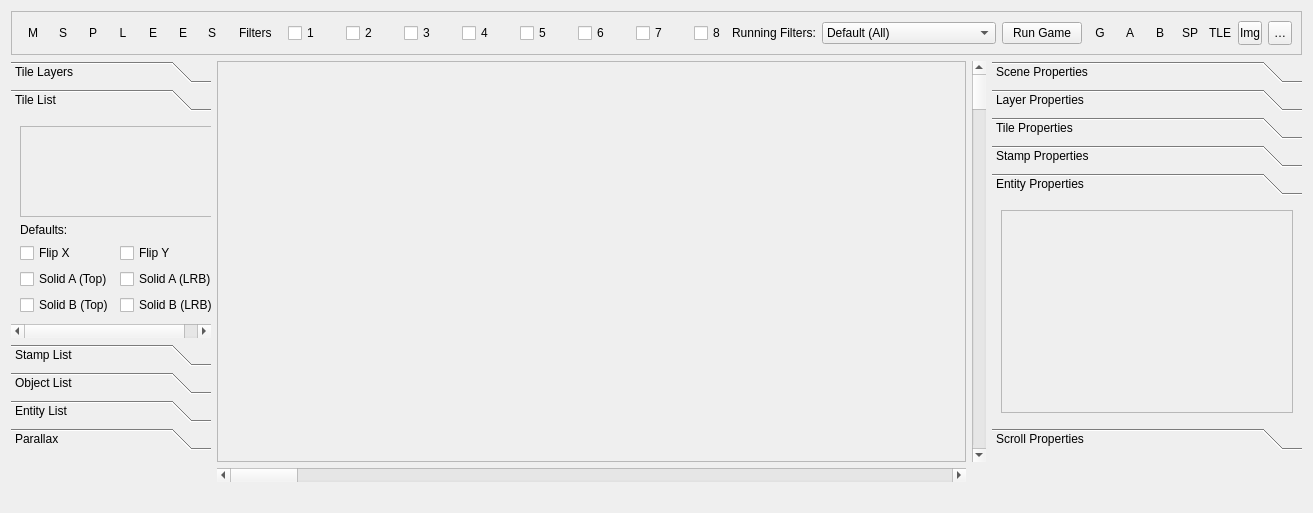
Above: RetroEDv2/tools/sceneeditorv5.ui from RSDKModding/RetroED before the change. Below: the same form after it.
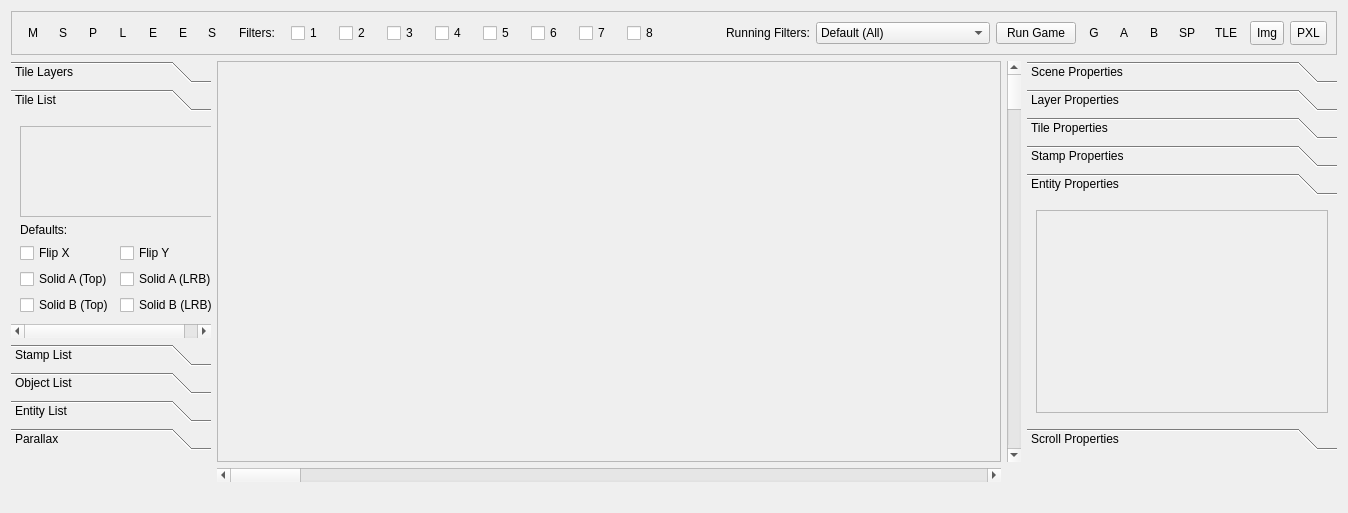
That is the form after the change. The open tabs and pages were chosen to show the change. Icons and pictures are not drawn.

Commit message: reduce a bit the space between filters checkboxes

Diff of the .ui file:
```diff
--- a/RetroEDv2/tools/sceneeditorv5.ui
+++ b/RetroEDv2/tools/sceneeditorv5.ui
@@ -6,7 +6,7 @@
    <rect>
     <x>0</x>
     <y>0</y>
-    <width>1227</width>
+    <width>1348</width>
     <height>513</height>
    </rect>
   </property>
@@ -153,7 +153,7 @@
         <x>0</x>
         <y>0</y>
         <width>310</width>
-        <height>209</height>
+        <height>223</height>
        </rect>
       </property>
       <attribute name="label">
@@ -250,7 +250,7 @@
         </property>
         <property name="sizeHint" stdset="0">
          <size>
-          <width>20</width>
+          <width>10</width>
           <height>20</height>
          </size>
         </property>
@@ -362,6 +362,12 @@
       </item>
       <item row="0" column="10">
        <widget class="QCheckBox" name="filterBox1">
+        <property name="sizePolicy">
+         <sizepolicy hsizetype="Minimum" vsizetype="Fixed">
+          <horstretch>0</horstretch>
+          <verstretch>0</verstretch>
+         </sizepolicy>
+        </property>
         <property name="toolTip">
          <string>Toggles scene filter 1</string>
         </property>
@@ -452,7 +458,7 @@
         </property>
         <property name="sizeHint" stdset="0">
          <size>
-          <width>20</width>
+          <width>10</width>
           <height>20</height>
          </size>
         </property>
@@ -494,7 +500,7 @@
         </property>
         <property name="sizeHint" stdset="0">
          <size>
-          <width>20</width>
+          <width>10</width>
           <height>20</height>
          </size>
         </property>
@@ -510,7 +516,7 @@
         </property>
         <property name="sizeHint" stdset="0">
          <size>
-          <width>20</width>
+          <width>10</width>
           <height>20</height>
          </size>
         </property>
@@ -519,7 +525,7 @@
       <item row="0" column="8">
        <widget class="QLabel" name="label">
         <property name="text">
-         <string>Filters</string>
+         <string>Filters:</string>
         </property>
        </widget>
       </item>
@@ -592,7 +598,7 @@
         </property>
         <property name="sizeHint" stdset="0">
          <size>
-          <width>20</width>
+          <width>10</width>
           <height>20</height>
          </size>
         </property>
@@ -688,7 +694,7 @@
         </property>
         <property name="sizeHint" stdset="0">
          <size>
-          <width>20</width>
+          <width>10</width>
           <height>20</height>
          </size>
         </property>
@@ -737,7 +743,7 @@
         </property>
         <property name="sizeHint" stdset="0">
          <size>
-          <width>20</width>
+          <width>10</width>
           <height>20</height>
          </size>
         </property>
```
Left out of the diff: 118 changed lines with no effect on the pictures.
